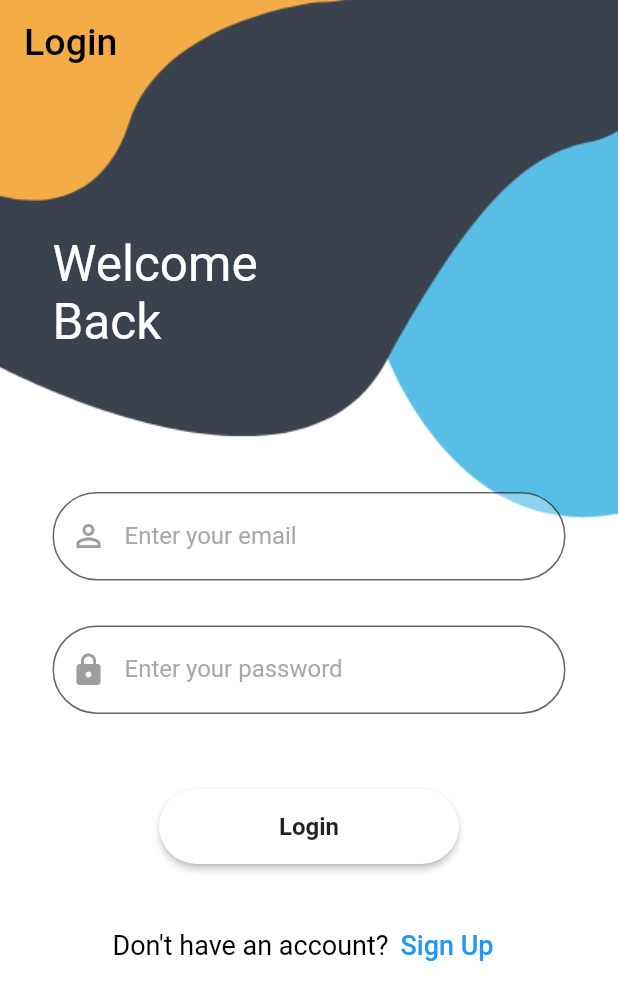
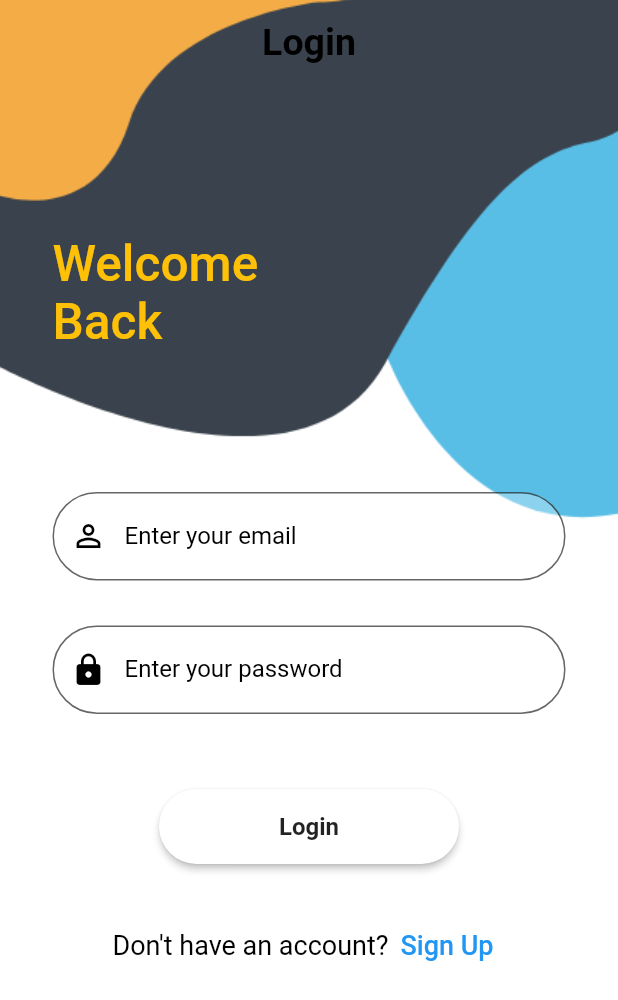
Before and after one commit to karan-nga/MovieApp, a Flutter app: the screen it shows after launch, on a phone screen of 412 x 824 dp. Shown: the top 1000 px of the screen. Run offline on Flutter 3.47's test engine with Material 2 defaults, Android fonts, the phone set to English and light mode, and no system bars; our stand-ins replace firebase_auth, firebase_core, firebase_database, shared_preferences, transparent_image; accounts and stored records are empty.

```diff
--- a/lib/main.dart
+++ b/lib/main.dart
@@ -3,7 +3,6 @@ import 'package:flutter/material.dart';
 import 'package:movie/screens/login.dart';
 import 'package:firebase_core/firebase_core.dart';
 import 'package:movie/screens/movies.dart';
-import 'package:movie/screens/movies_list.dart';
 import 'package:shared_preferences/shared_preferences.dart';
 
 Future main() async{
--- a/lib/reuse/reuseWidget.dart
+++ b/lib/reuse/reuseWidget.dart
@@ -13,17 +13,17 @@ TextFormField reusableTextField(String text, IconData icon, bool isPasswordType,
     decoration: InputDecoration(
       prefixIcon: Icon(
         icon,
-        color: Colors.grey.shade500,
+        color: Colors.black,
       ),
       labelText: text,
-      labelStyle: TextStyle(color: Colors.grey.shade500.withOpacity(0.9)),
+      labelStyle: TextStyle(color: Colors.black),
       filled: true,
       floatingLabelBehavior: FloatingLabelBehavior.never,
       fillColor: Colors.white.withOpacity(0.3),
       border: OutlineInputBorder(
 
           borderRadius: BorderRadius.circular(30.0),
-          borderSide: const BorderSide(width: 0, style: BorderStyle.solid)),
+          borderSide: const BorderSide(width: 0, style: BorderStyle.solid,color: Colors.black)),
     ),
     keyboardType: isPasswordType
         ? TextInputType.visiblePassword
--- a/lib/screens/login.dart
+++ b/lib/screens/login.dart
@@ -30,10 +30,10 @@ class _MyLoginState extends State<MyLogin> {
       ),
       child: Scaffold(
         appBar: AppBar(
-          centerTitle: false,
+          centerTitle: true,
           title: Text(
             'Login',
-            style: TextStyle(fontSize: 25.0, color: Colors.black),
+            style: TextStyle(fontSize: 25.0, color: Colors.black,fontWeight: FontWeight.bold),
           ),
           elevation: 0.0,
           backgroundColor: Colors.transparent,
@@ -46,7 +46,7 @@ class _MyLoginState extends State<MyLogin> {
               padding: EdgeInsets.only(left: 35, top: 100),
               child: Text(
                 'Welcome\nBack',
-                style: TextStyle(color: Colors.white, fontSize: 33),
+                style: TextStyle(color: Colors.amber, fontSize: 33,fontWeight: FontWeight.w500),
               ),
             ),
             SingleChildScrollView(
--- a/lib/screens/nav_bar.dart
+++ b/lib/screens/nav_bar.dart
@@ -8,7 +8,7 @@ class NavBar extends StatelessWidget {
 
   @override
   Widget build(BuildContext context) {
-    fun();
+  fun();
     return Drawer(backgroundColor: Color(0xff191826),
       child: ListView(
         // Remove padding
```
Also changed, not shown: lib/screens/booking.dart (+44 -1 lines), lib/screens/detail.dart (+13 -22 lines), lib/screens/movies.dart (+6 -2 lines), lib/screens/trending_movies_list.dart (+33 -29 lines).
